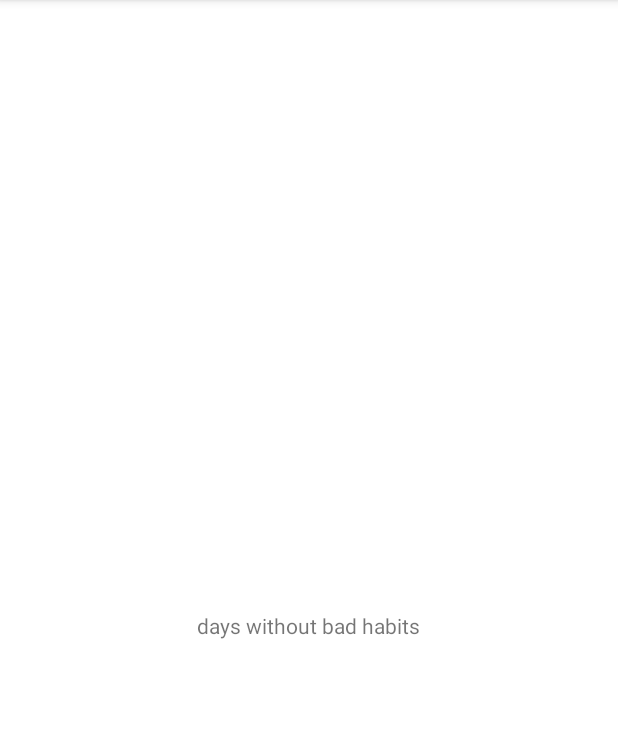
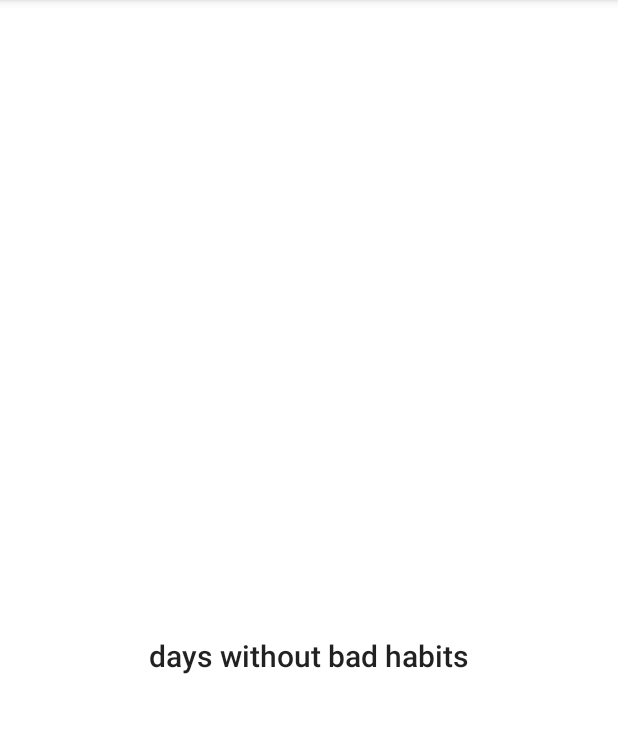
Before and after one commit to Ashwagandha-coder/TimerBadHabbits, an Android app: the screen it shows after launch (MainActivity), on a phone screen of 412 x 824 dp, the part 84-817 px from its top. Run offline under Robolectric (Android 15) with nearby library versions, the phone set to English and light mode, and no system bars.

Commit message:
[code] change layout and add logic

```diff
--- a/app/src/main/java/com/timerbadhabbits/MainActivity.kt
+++ b/app/src/main/java/com/timerbadhabbits/MainActivity.kt
@@ -2,12 +2,16 @@ package com.timerbadhabbits
 
 import androidx.appcompat.app.AppCompatActivity
 import android.os.Bundle
+import com.timerbadhabbits.databinding.ActivityMainBinding
 
+/**
+ * Главный Экран
+ */
 
 class MainActivity : AppCompatActivity() {
 
-    private val binding by lazy {  }
-    private val bindingData by lazy {  }
+    private val binding by lazy { initBinding() }
+    private val bindingData by lazy { initBindingData() }
 
 
 
@@ -17,17 +21,8 @@ class MainActivity : AppCompatActivity() {
     }
 
 
-    private fun initBinding() {
-
-
-    }
-
-
-    private fun initBindingData() {
-
-
-
-    }
+    private fun initBinding() = ActivityMainBinding.inflate(layoutInflater)
+    private fun initBindingData() = BindingData(baseContext,binding)
 
 
 
--- a/app/src/main/res/layout/activity_main.xml
+++ b/app/src/main/res/layout/activity_main.xml
@@ -15,7 +15,7 @@
         android:layout_width="match_parent"
         android:layout_height="wrap_content"
         android:text=""
-        android:textSize="49sp"
+        android:textSize="80sp"
         app:layout_constraintBottom_toBottomOf="parent"
         app:layout_constraintEnd_toEndOf="parent"
         app:layout_constraintStart_toStartOf="parent"
@@ -26,6 +26,7 @@
     <TextView
         android:id="@+id/tvNumberText"
         android:text="days without bad habits"
+        android:textAppearance="@style/TextAppearance.AppCompat.Title"
         android:layout_width="wrap_content"
         android:layout_height="wrap_content"/>
 
```
